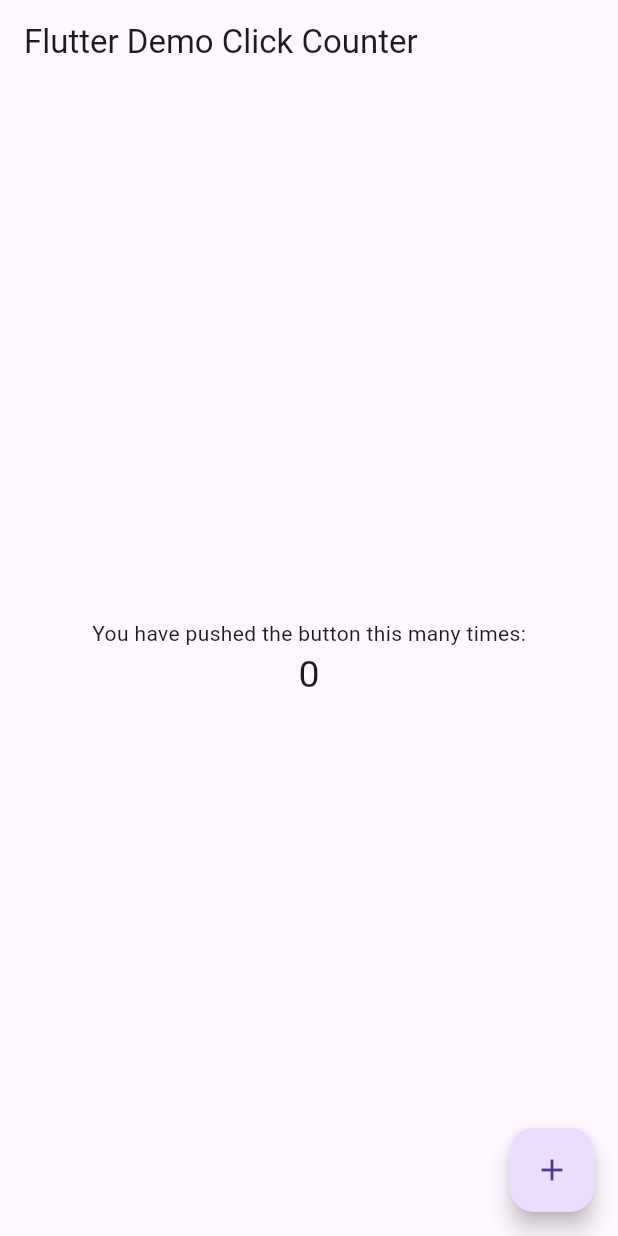
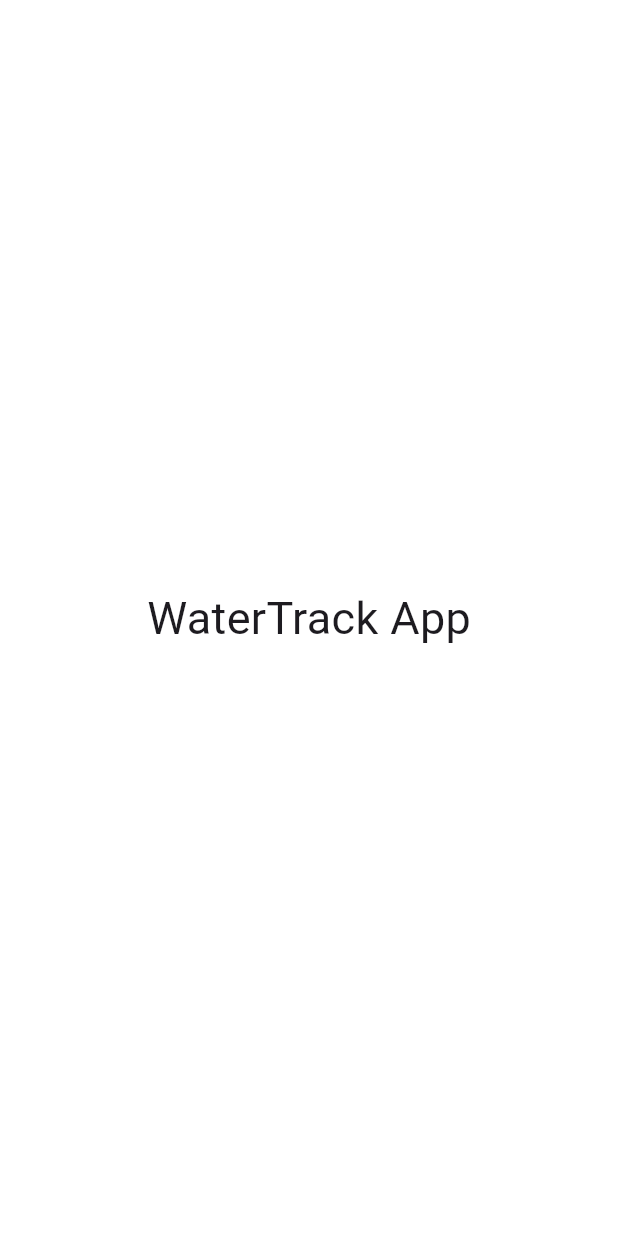
Before and after one commit to Samson-Songare/smart_water_app, a Flutter app: the first screen one second after launch, on a phone screen of 412 x 824 dp. Run offline on Flutter 3.47's test engine with Material 3 defaults, Android fonts, the phone set to English and light mode, and no system bars.

Commit message:
initialized the project and created splash screen,colors file

```diff
--- /dev/null
+++ b/lib/constants/colors.dart
@@ -0,0 +1,6 @@
+import 'package:flutter/material.dart';
+
+class AppColors {
+  AppColors._();
+  static const Color blueColor = Color(0x00388de1);
+}
--- a/lib/main.dart
+++ b/lib/main.dart
@@ -1,4 +1,5 @@
 import 'package:flutter/material.dart';
+import 'package:smart_water_app/pages/splash_screen.dart';
 
 void main() => runApp(const MyApp());
 
@@ -14,79 +15,7 @@ class MyApp extends StatelessWidget {
         // useMaterial3: true,
         primarySwatch: Colors.blue,
       ),
-      home: const MyHomePage(),
+      home: const SplashScreen(),
     );
   }
 }
-
-class MyHomePage extends StatefulWidget {
-  const MyHomePage({super.key});
-  // This widget is the home page of your application. It is stateful, meaning
-  // that it has a State object (defined below) that contains fields that affect
-  // how it looks.
-  // This class is the configuration for the state.
-  @override
-  _MyHomePageState createState() => _MyHomePageState();
-}
-
-class _MyHomePageState extends State<MyHomePage> {
-  int _counter = 0;
-
-  void _incrementCounter() {
-    setState(() {
-      // This call to setState tells the Flutter framework that something has
-      // changed in this State, which causes it to rerun the build method below
-      // so that the display can reflect the updated values. If we changed
-      // _counter without calling setState(), then the build method would not be
-      // called again, and so nothing would appear to happen.
-      _counter++;
-    });
-  }
-
-  @override
-  Widget build(BuildContext context) {
-    // This method is rerun every time setState is called, for instance as done
-    // by the _incrementCounter method above.
-    //
-    // The Flutter framework has been optimized to make rerunning build methods
-    // fast, so that you can just rebuild anything that needs updating rather
-    // than having to individually change instances of widgets.
-    return Scaffold(
-      appBar: AppBar(
-        // Here we take the value from the MyHomePage object that was created by
-        // the App.build method, and use it to set our appbar title.
-        title: const Text('Flutter Demo Click Counter'),
-      ),
-      body: Center(
-        // Center is a layout widget. It takes a single child and positions it
-        // in the middle of the parent.
-        child: Column(
-          // Column is also a layout widget. It takes a list of children and
-          // arranges them vertically. By default, it sizes itself to fit its
-          // children horizontally, and tries to be as tall as its parent.
-          //
-          // Column has various properties to control how it sizes itself and
-          // how it positions its children. Here we use mainAxisAlignment to
-          // center the children vertically; the main axis here is the vertical
-          // axis because Columns are vertical (the cross axis would be
-          // horizontal).
-          mainAxisAlignment: MainAxisAlignment.center,
-          children: <Widget>[
-            const Text(
-              'You have pushed the button this many times:',
-            ),
-            Text(
-              '$_counter',
-              style: const TextStyle(fontSize: 25),
-            ),
-          ],
-        ),
-      ),
-      floatingActionButton: FloatingActionButton(
-        onPressed: _incrementCounter,
-        tooltip: 'Increment',
-        child: const Icon(Icons.add),
-      ),
-    );
-  }
-}
--- /dev/null
+++ b/lib/pages/splash_screen.dart
@@ -0,0 +1,31 @@
+import 'dart:async';
+
+import 'package:flutter/material.dart';
+import 'package:smart_water_app/constants/colors.dart';
+import 'package:smart_water_app/pages/welcome_page.dart';
+
+class SplashScreen extends StatelessWidget {
+  const SplashScreen({Key? key}) : super(key: key);
+
+  @override
+  Widget build(BuildContext context) {
+    // navigating to welcome screen after three seconds
+    Timer(
+      const Duration(seconds: 5),
+      () {
+        Navigator.of(context).pushReplacement(MaterialPageRoute(
+          builder: (context) => WelcomePage(),
+        ));
+      },
+    );
+    return Scaffold(
+      backgroundColor: AppColors.blueColor,
+      body: const Center(
+        child: Text(
+          "WaterTrack App",
+          style: TextStyle(fontSize: 30),
+        ),
+      ),
+    );
+  }
+}
```
Also changed, not shown: lib/pages/welcome_page.dart (added, +23 -0 lines).
